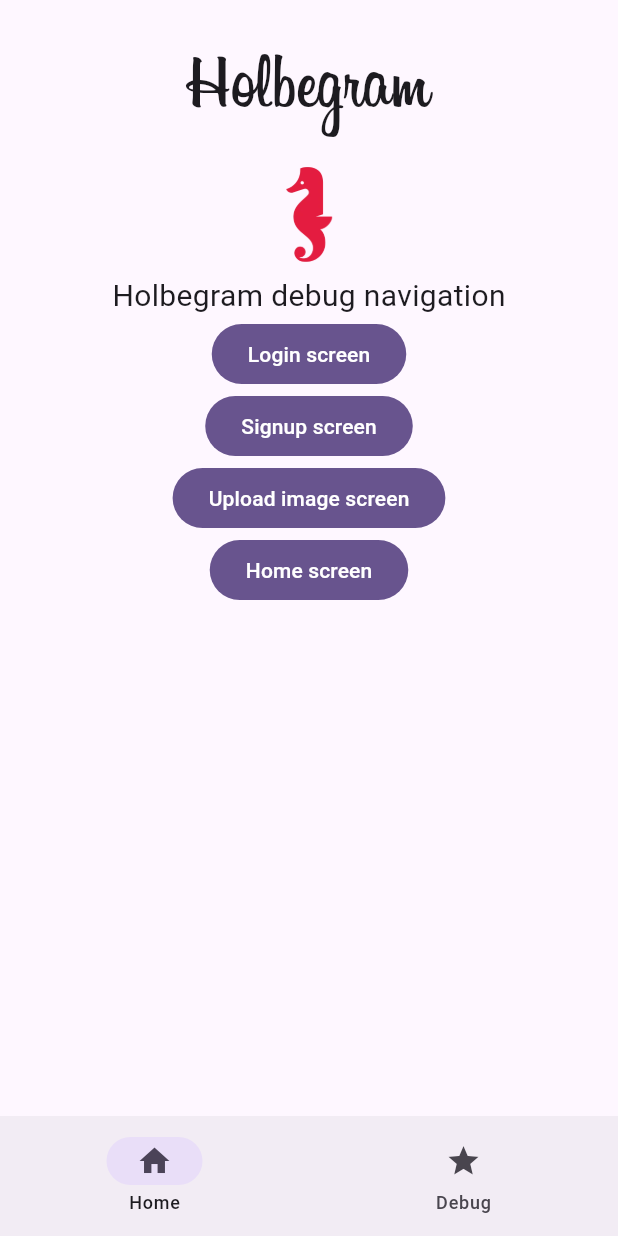
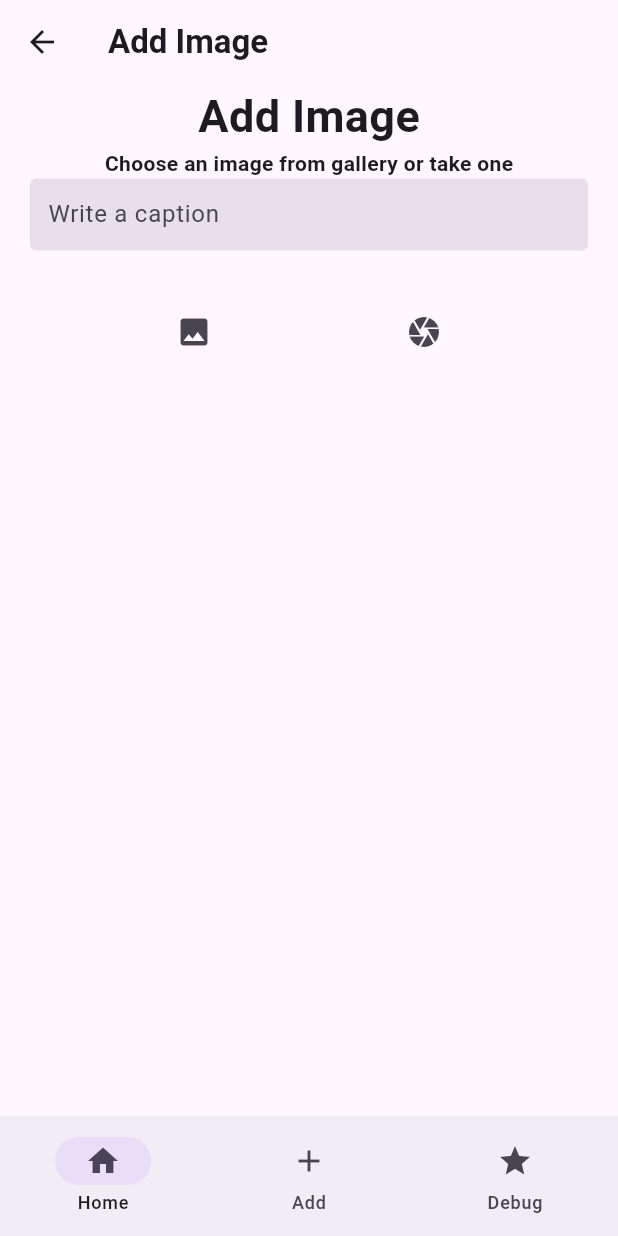
Before and after one commit to pretzelogical/atlas-holbegram, a Flutter app: the BottomNav screen opened directly, swiped to page 2, on a phone screen of 412 x 824 dp. Run offline on Flutter 3.47's test engine with Material 3 defaults, Android fonts, the phone set to English and light mode, and no system bars; our stand-ins replace cloud_firestore, firebase_auth, firebase_core, firebase_storage, image_picker; accounts and stored records are empty; network calls fail.

Commit message:
Add image uploading ui

```diff
--- a/lib/pages/add_image.dart
+++ b/lib/pages/add_image.dart
@@ -0,0 +1,109 @@
+import 'dart:typed_data';
+import 'package:flutter/material.dart';
+import 'package:flutter/widgets.dart';
+import 'package:holbegram/widgets/text_field.dart';
+import 'package:image_picker/image_picker.dart';
+
+class AddImage extends StatefulWidget {
+  final TextEditingController captionController;
+  final ImagePicker imagePicker = ImagePicker();
+  AddImage({super.key, required this.captionController});
+
+  @override
+  State<AddImage> createState() => _AddImageState();
+}
+
+class _AddImageState extends State<AddImage> {
+  Uint8List? image;
+
+  void selectImage(ImageSource source) async {
+    final XFile? imgRes = await widget.imagePicker.pickImage(source: source);
+    if (imgRes == null) {
+      return;
+    }
+    final imageTemp = await imgRes.readAsBytes();
+    setState(() {
+      image = imageTemp;
+    });
+  }
+
+  @override
+  void initState() {
+    super.initState();
+    image = null;
+  }
+
+  @override
+  Widget build(BuildContext context) {
+    return Scaffold(
+        appBar: AppBar(
+          title: const Text('Add Image',
+              style: TextStyle(fontWeight: FontWeight.bold)),
+          centerTitle: false,
+        ),
+        body: SingleChildScrollView(
+            child: Column(
+          children: [
+            const Column(children: [
+              Text('Add Image',
+                  style: TextStyle(fontWeight: FontWeight.bold, fontSize: 30)),
+              Text(
+                'Choose an image from gallery or take one',
+                style: TextStyle(fontWeight: FontWeight.bold),
+              ),
+            ]),
+            Padding(
+                padding: const EdgeInsets.symmetric(horizontal: 20),
+                child: TextFieldInput(
+                  controller: widget.captionController,
+                  hintText: 'Write a caption',
+                )),
+            Padding(
+                padding: EdgeInsets.symmetric(vertical: 30),
+                child: image == null
+                    ? Row(
+                        mainAxisAlignment: MainAxisAlignment.spaceEvenly,
+                        children: [
+                          IconButton(
+                            onPressed: () {
+                              selectImage(ImageSource.gallery);
+                            },
+                            icon: const Icon(Icons.image),
+                          ),
+                          IconButton(
+                            onPressed: () {
+                              selectImage(ImageSource.camera);
+                            },
+                            icon: const Icon(Icons.camera),
+                          ),
+                        ],
+                      )
+                    : Column(children: [
+                        Image.memory(
+                          image!,
+                          height: 300,
+                          width: 300,
+                          fit: BoxFit.cover,
+                        ),
+                        Row(
+                          mainAxisAlignment: MainAxisAlignment.spaceEvenly,
+                          children: [
+                            IconButton(
+                              onPressed: () {
+                                setState(() {
+                                  image = null;
+                                });
+                              },
+                              icon: const Icon(Icons.close),
+                            ),
+                            IconButton(
+                              onPressed: () {},
+                              icon: const Icon(Icons.send),
+                            )
+                          ],
+                        )
+                      ]))
+          ],
+        )));
+  }
+}
--- a/lib/pages/feed.dart
+++ b/lib/pages/feed.dart
@@ -29,7 +29,6 @@ class Feed extends StatelessWidget {
           )
         ],
       ),
-      // TODO: Add feed widget
       body: const Posts(),
     );
   }
--- a/lib/widgets/bottom_nav.dart
+++ b/lib/widgets/bottom_nav.dart
@@ -1,6 +1,7 @@
 import 'package:flutter/material.dart';
 import 'package:holbegram/pages/feed.dart';
 import 'package:holbegram/screens/debug_screen.dart';
+import 'package:holbegram/pages/add_image.dart';
 
 class BottomNav extends StatefulWidget {
   @override
@@ -30,6 +31,10 @@ class _BottomNavState extends State<BottomNav> {
               label: 'Home',
             ),
             NavigationDestination(
+              icon: Icon(Icons.add),
+              label: 'Add',
+            ),
+            NavigationDestination(
               icon: Icon(Icons.star),
               label: 'Debug',
             ),
@@ -38,6 +43,9 @@ class _BottomNavState extends State<BottomNav> {
         controller: _pageController,
         children: [
           Feed(),
+          AddImage(
+            captionController: TextEditingController(),
+          ),
           const DebugScreen()
         ],
       ),
```
